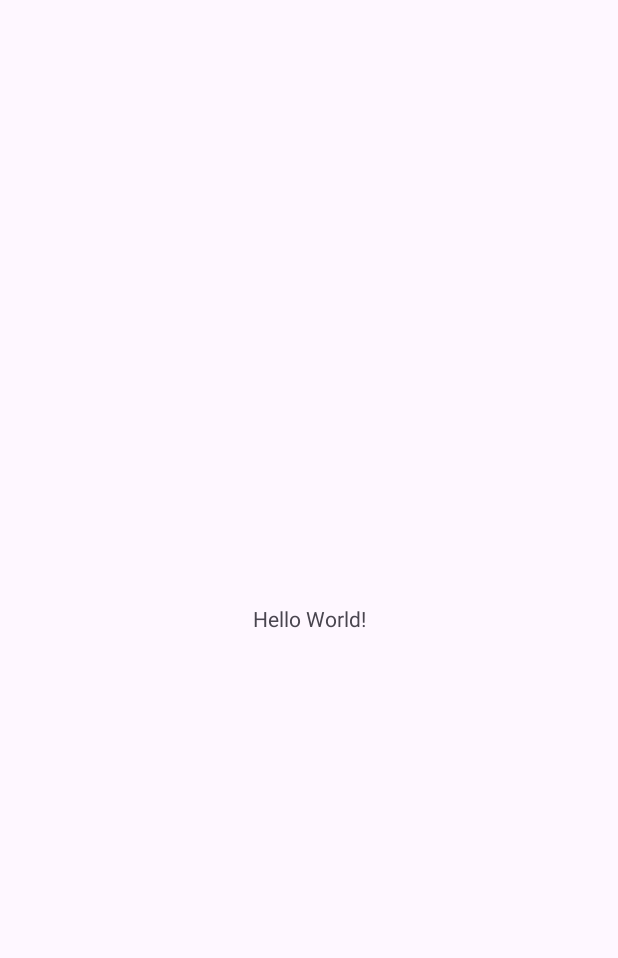
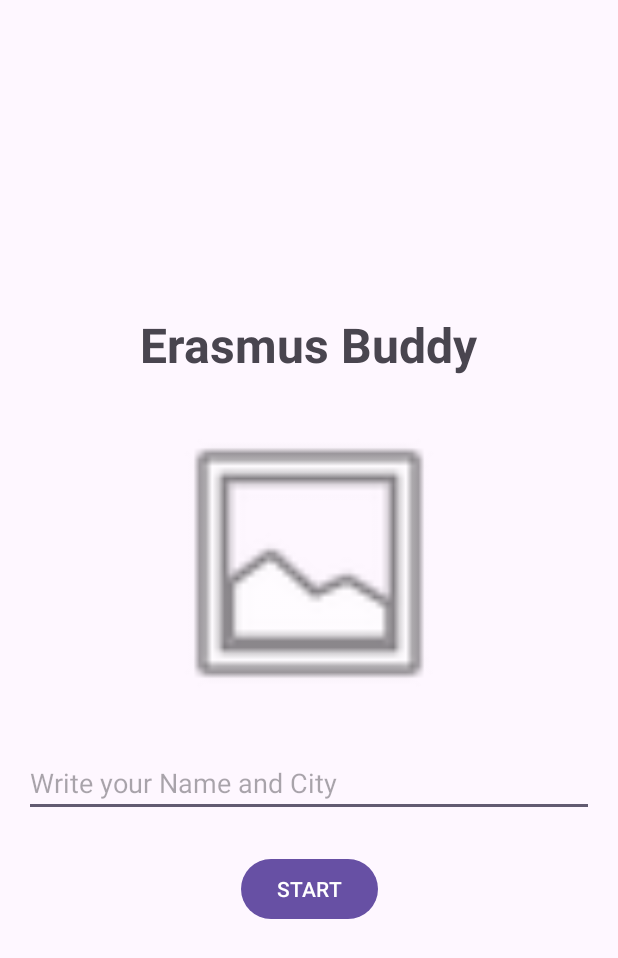
Before and after one commit to kuba4g8/Erasmus-Buddy, an Android app: the screen it shows after launch (MainActivity), on a phone screen of 412 x 824 dp. Before the commit the part shown is almost empty. Shown: the top 958 px of the screen. Run offline under Robolectric (Android 15) with nearby library versions, the phone set to English and light mode, and no system bars.

Commit message:
Basic functionality of app.

```diff
--- a/app/src/main/AndroidManifest.xml
+++ b/app/src/main/AndroidManifest.xml
@@ -12,6 +12,9 @@
         android:supportsRtl="true"
         android:theme="@style/Theme.ErasmusBuddy">
         <activity
+            android:name=".ChallengesActivity"
+            android:exported="false" />
+        <activity
             android:name=".MainActivity"
             android:exported="true">
             <intent-filter>
--- a/app/src/main/java/com/example/erasmusbuddy/MainActivity.java
+++ b/app/src/main/java/com/example/erasmusbuddy/MainActivity.java
@@ -1,24 +1,26 @@
 package com.example.erasmusbuddy;
 
+import android.content.Intent;
 import android.os.Bundle;
-
-import androidx.activity.EdgeToEdge;
+import android.view.View;
+import android.widget.Button;
 import androidx.appcompat.app.AppCompatActivity;
-import androidx.core.graphics.Insets;
-import androidx.core.view.ViewCompat;
-import androidx.core.view.WindowInsetsCompat;
 
 public class MainActivity extends AppCompatActivity {
 
     @Override
     protected void onCreate(Bundle savedInstanceState) {
         super.onCreate(savedInstanceState);
-        EdgeToEdge.enable(this);
         setContentView(R.layout.activity_main);
-        ViewCompat.setOnApplyWindowInsetsListener(findViewById(R.id.main), (v, insets) -> {
-            Insets systemBars = insets.getInsets(WindowInsetsCompat.Type.systemBars());
-            v.setPadding(systemBars.left, systemBars.top, systemBars.right, systemBars.bottom);
-            return insets;
+
+        Button btnStart = findViewById(R.id.btnStart);
+        btnStart.setOnClickListener(new View.OnClickListener() {
+            @Override
+            public void onClick(View v) {
+                // This is
+                Intent intent = new Intent(MainActivity.this, ChallengesActivity.class);
+                startActivity(intent);
+            }
         });
     }
 }
--- a/app/src/main/res/layout/activity_main.xml
+++ b/app/src/main/res/layout/activity_main.xml
@@ -5,15 +5,53 @@
     android:id="@+id/main"
     android:layout_width="match_parent"
     android:layout_height="match_parent"
+    android:padding="16dp"
     tools:context=".MainActivity">
 
     <TextView
+        android:id="@+id/tvTitle"
         android:layout_width="wrap_content"
         android:layout_height="wrap_content"
-        android:text="Hello World!"
+        android:text="Erasmus Buddy"
+        android:textSize="32sp"
+        android:textStyle="bold"
+        app:layout_constraintBottom_toTopOf="@+id/ivLogo"
+        app:layout_constraintEnd_toEndOf="parent"
+        app:layout_constraintStart_toStartOf="parent"
+        app:layout_constraintTop_toTopOf="parent"
+        app:layout_constraintVertical_chainStyle="packed" />
+
+    <ImageView
+        android:id="@+id/ivLogo"
+        android:layout_width="200dp"
+        android:layout_height="200dp"
+        android:layout_marginTop="24dp"
+        android:src="@android:drawable/ic_menu_gallery"
+        app:layout_constraintBottom_toTopOf="@+id/etNameCity"
+        app:layout_constraintEnd_toEndOf="parent"
+        app:layout_constraintStart_toStartOf="parent"
+        app:layout_constraintTop_toBottomOf="@+id/tvTitle" />
+
+    <EditText
+        android:id="@+id/etNameCity"
+        android:layout_width="0dp"
+        android:layout_height="wrap_content"
+        android:layout_marginTop="24dp"
+        android:hint="Write your Name and City"
+        app:layout_constraintBottom_toTopOf="@+id/btnStart"
+        app:layout_constraintEnd_toEndOf="parent"
+        app:layout_constraintStart_toStartOf="parent"
+        app:layout_constraintTop_toBottomOf="@+id/ivLogo" />
+
+    <Button
+        android:id="@+id/btnStart"
+        android:layout_width="wrap_content"
+        android:layout_height="wrap_content"
+        android:layout_marginTop="24dp"
+        android:text="START"
         app:layout_constraintBottom_toBottomOf="parent"
         app:layout_constraintEnd_toEndOf="parent"
         app:layout_constraintStart_toStartOf="parent"
-        app:layout_constraintTop_toTopOf="parent" />
+        app:layout_constraintTop_toBottomOf="@+id/etNameCity" />
 
 </androidx.constraintlayout.widget.ConstraintLayout>
--- a/gradle/libs.versions.toml
+++ b/gradle/libs.versions.toml
@@ -3,9 +3,9 @@ agp = "9.2.1"
 junit = "4.13.2"
 junitVersion = "1.3.0"
 espressoCore = "3.7.0"
-appcompat = "1.7.1"
-material = "1.13.0"
-activityKtx = "1.13.0"
+appcompat = "1.7.0"
+material = "1.12.0"
+activityKtx = "1.9.3"
 constraintlayout = "2.2.1"
 
 [libraries]
```
Also changed, not shown: app/src/main/java/com/example/erasmusbuddy/ChallengesActivity.java (added, +24 -0 lines), app/src/main/res/layout/activity_challenges.xml (added, +10 -0 lines), 1 other file.
